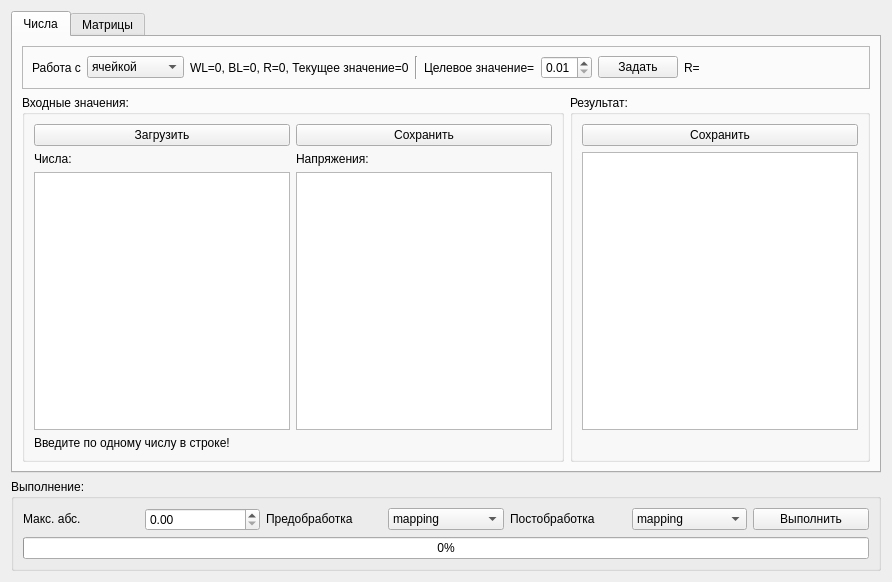
Qt form gui/uies/math.ui (neurocomputer/MemriBoard) before a commit.
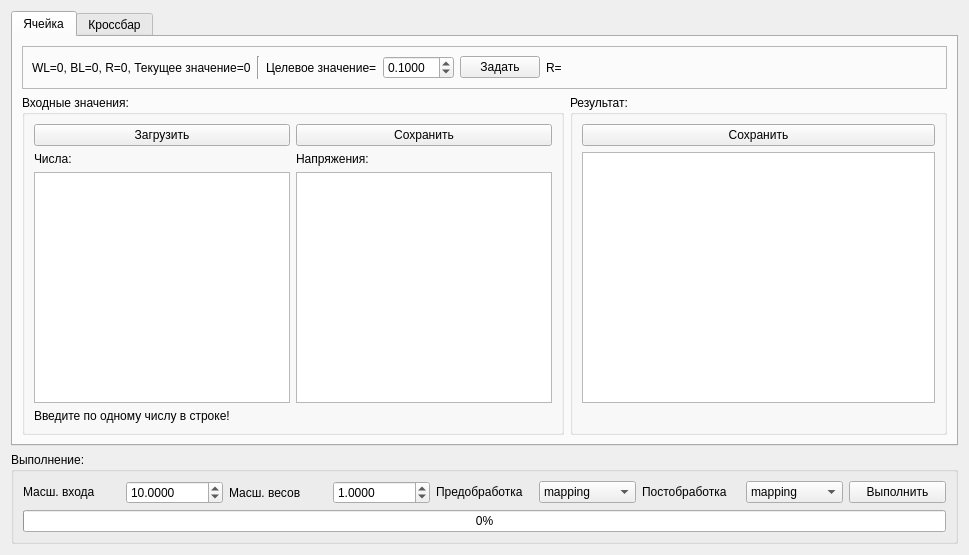
The same form after that commit. The open tabs and pages were chosen to show the change.

Patch:
```diff
--- a/gui/uies/math.ui
+++ b/gui/uies/math.ui
@@ -6,8 +6,8 @@
    <rect>
     <x>0</x>
     <y>0</y>
-    <width>892</width>
-    <height>582</height>
+    <width>969</width>
+    <height>555</height>
    </rect>
   </property>
   <property name="windowTitle">
@@ -21,7 +21,7 @@
      </property>
      <widget class="QWidget" name="tab_3">
       <attribute name="title">
-       <string>Числа</string>
+       <string>Ячейка</string>
       </attribute>
       <layout class="QHBoxLayout" name="horizontalLayout_9">
        <item>
@@ -35,39 +35,6 @@
             <enum>QFrame::Raised</enum>
            </property>
            <layout class="QHBoxLayout" name="horizontalLayout_8">
-            <item>
-             <widget class="QLabel" name="label_9">
-              <property name="sizePolicy">
-               <sizepolicy hsizetype="Maximum" vsizetype="Preferred">
-                <horstretch>0</horstretch>
-                <verstretch>0</verstretch>
-               </sizepolicy>
-              </property>
-              <property name="text">
-               <string>Работа с</string>
-              </property>
-             </widget>
-            </item>
-            <item>
-             <widget class="QComboBox" name="combo_math_mode">
-              <property name="sizePolicy">
-               <sizepolicy hsizetype="Maximum" vsizetype="Fixed">
-                <horstretch>0</horstretch>
-                <verstretch>0</verstretch>
-               </sizepolicy>
-              </property>
-              <item>
-               <property name="text">
-                <string>ячейкой</string>
-               </property>
-              </item>
-              <item>
-               <property name="text">
-                <string>кроссбаром</string>
-               </property>
-              </item>
-             </widget>
-            </item>
             <item>
              <widget class="QLabel" name="label_cell_info">
               <property name="sizePolicy">
@@ -109,14 +76,20 @@
                 <verstretch>0</verstretch>
                </sizepolicy>
               </property>
+              <property name="decimals">
+               <number>4</number>
+              </property>
               <property name="minimum">
-               <double>0.010000000000000</double>
+               <double>0.000100000000000</double>
               </property>
               <property name="maximum">
-               <double>0.990000000000000</double>
+               <double>99.999899999999997</double>
               </property>
               <property name="singleStep">
-               <double>0.010000000000000</double>
+               <double>0.000100000000000</double>
+              </property>
+              <property name="value">
+               <double>0.100000000000000</double>
               </property>
              </widget>
             </item>
@@ -282,7 +255,7 @@
      </widget>
      <widget class="QWidget" name="tab_4">
       <attribute name="title">
-       <string>Матрицы</string>
+       <string>Кроссбар</string>
       </attribute>
       <layout class="QVBoxLayout" name="verticalLayout_7">
        <item>
@@ -720,7 +693,7 @@
            </sizepolicy>
           </property>
           <property name="text">
-           <string>Макс. абс.</string>
+           <string>Масш. входа</string>
           </property>
          </widget>
         </item>
@@ -731,6 +704,47 @@
             <horstretch>0</horstretch>
             <verstretch>0</verstretch>
            </sizepolicy>
+          </property>
+          <property name="decimals">
+           <number>4</number>
+          </property>
+          <property name="minimum">
+           <double>0.000100000000000</double>
+          </property>
+          <property name="maximum">
+           <double>99.999899999999997</double>
+          </property>
+          <property name="singleStep">
+           <double>0.000100000000000</double>
+          </property>
+          <property name="value">
+           <double>10.000000000000000</double>
+          </property>
+         </widget>
+        </item>
+        <item>
+         <widget class="QLabel" name="label_3">
+          <property name="text">
+           <string>Масш. весов</string>
+          </property>
+         </widget>
+        </item>
+        <item>
+         <widget class="QDoubleSpinBox" name="spinbox_max_weight">
+          <property name="decimals">
+           <number>4</number>
+          </property>
+          <property name="minimum">
+           <double>0.000100000000000</double>
+          </property>
+          <property name="maximum">
+           <double>99.999899999999997</double>
+          </property>
+          <property name="singleStep">
+           <double>0.000100000000000</double>
+          </property>
+          <property name="value">
+           <double>1.000000000000000</double>
           </property>
          </widget>
         </item>
```
Left out of the diff: 132 changed lines with no effect on the pictures.
